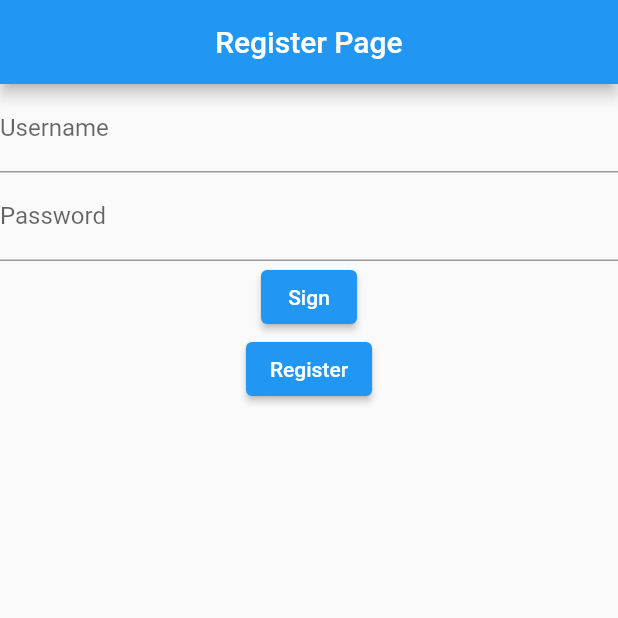
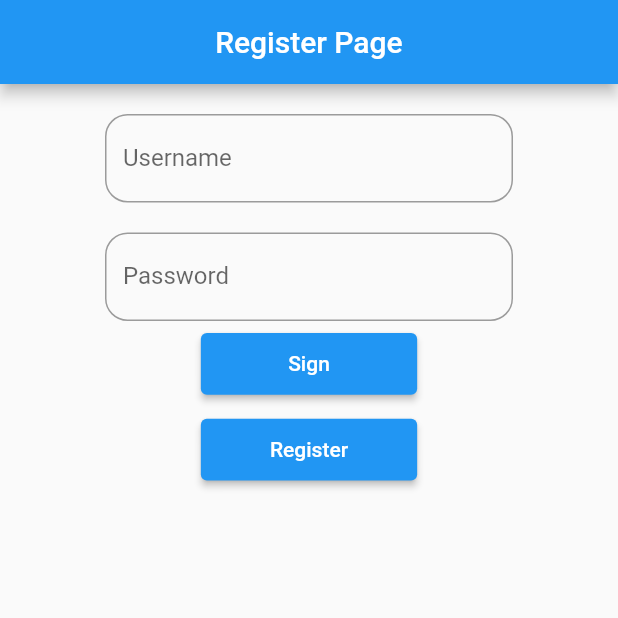
Before and after one commit to algorr/simple-note, a Flutter app: the screen it shows after launch, on a phone screen of 412 x 824 dp, the top half of it. Run offline on Flutter 3.47's test engine with Material 2 defaults, Android fonts, the phone set to English and light mode, and no system bars; our stand-ins replace equatable, flutter_bloc, hive, hive_flutter; accounts and stored records are empty.

Commit message:
widgets
some widgets are extracted

```diff
--- a/lib/blocs/home_bloc.dart
+++ b/lib/blocs/home_bloc.dart
@@ -12,20 +12,26 @@ class HomeBloc extends Bloc<HomeEvent, HomeState> {
   final TaskService _taskService;
 
   HomeBloc(this._authenticationService, this._taskService)
-      : super(const HomeInitial()) {
+      : super(const ServiceState()) {
+    //in loginstate this'll broadcast
     on<LoginEvent>((event, emit) async {
       final user = await _authenticationService.authenticateUser(
           event.username, event.password);
       if (user != null) {
         emit(LoginState(user));
-        print(user.toString());
       }
       return;
     });
 
+    on<HomeInitialEvent>((event, emit) {
+      emit(HomeInitial());
+    });
+
+    //in registerstate this'll broadcast
     on<RegisterEvent>((event, emit) async {
       final result = await _authenticationService.createUser(
           event.username, event.password);
+
       switch (result) {
         case UserCreationResult.success:
           emit(LoginState(event.username));
@@ -40,9 +46,11 @@ class HomeBloc extends Bloc<HomeEvent, HomeState> {
       }
     });
 
+    //in servicestate for initilazing this'll broadcast
     on<ServiceEvent>((event, emit) async {
       await _authenticationService.init();
       await _taskService.init();
+      emit(const HomeInitial());
     });
   }
 }
--- a/lib/blocs/home_event.dart
+++ b/lib/blocs/home_event.dart
@@ -2,6 +2,16 @@ part of 'home_bloc.dart';
 
 abstract class HomeEvent extends Equatable {
   const HomeEvent();
+}
+
+class HomeInitialEvent extends HomeEvent {
+  final String username;
+  final String password;
+
+  const HomeInitialEvent(this.username,this.password);
+
+  @override
+  List<Object?> get props => [username,password];
 }
 
 class LoginEvent extends HomeEvent {
@@ -11,7 +21,7 @@ class LoginEvent extends HomeEvent {
   const LoginEvent(this.username, this.password);
 
   @override
-  List<Object?> get props => [];
+  List<Object?> get props => [username, password];
 }
 
 class RegisterEvent extends HomeEvent {
@@ -21,10 +31,10 @@ class RegisterEvent extends HomeEvent {
   const RegisterEvent(this.username, this.password);
 
   @override
-  List<Object?> get props => [];
+  List<Object?> get props => [username, password];
 }
 
 class ServiceEvent extends HomeEvent {
   @override
-  List<Object?> get props => throw UnimplementedError();
+  List<Object?> get props => [];
 }
--- a/lib/blocs/home_state.dart
+++ b/lib/blocs/home_state.dart
@@ -6,11 +6,12 @@ abstract class HomeState extends Equatable {
 
 class HomeInitial extends HomeState {
   final String? exception;
+  final String? username;
 
-  const HomeInitial({this.exception});
+  const HomeInitial({this.exception, this.username});
 
   @override
-  List<Object?> get props => [exception];
+  List<Object?> get props => [exception,username];
 }
 
 class LoginState extends HomeState {
--- a/lib/view/auth_page.dart
+++ b/lib/view/auth_page.dart
@@ -18,29 +18,37 @@ class AuthPage extends StatelessWidget {
       ),
       body: Column(
         children: [
-          TextField(
+          Padding(
+            padding: const EdgeInsets.symmetric(horizontal: 70,vertical: 20),
+            child: TextField(
               controller: usernameController,
-            decoration: const InputDecoration(
+              decoration:  InputDecoration(border: OutlineInputBorder(borderRadius: BorderRadius.circular(15)),
                   labelText: AuthPageConsts.usernameLabelText),
               onTap: () {},
             ),
-          TextField(
+          ),
+          Padding(
+            padding: const EdgeInsets.symmetric(horizontal: 70),
+            child: TextField(
               controller: passwordController,
-            decoration: const InputDecoration(
+              decoration:  InputDecoration(border:  OutlineInputBorder(borderRadius: BorderRadius.circular(15)),
                   labelText: AuthPageConsts.passwordLabelText),
               onTap: () {},
+            ),
           ),
           AuthButton(
               buttonText: AuthPageConsts.signButtonTitle,
               onPressed: () {
                 BlocProvider.of<HomeBloc>(context).add(LoginEvent(
                     usernameController.text, passwordController.text));
+                print("SIGIN BUTTON CALISTI");
               }),
           AuthButton(
               buttonText: AuthPageConsts.registerButtonTitle,
               onPressed: () {
                 BlocProvider.of<HomeBloc>(context).add(RegisterEvent(
                     usernameController.text, passwordController.text));
+                print("REGISTER BUTTON CALISTI");
               }),
         ],
       ),
--- a/lib/view/bloc_logic.dart
+++ b/lib/view/bloc_logic.dart
@@ -1,9 +1,12 @@
 import 'package:flutter/material.dart';
 import 'package:flutter_bloc/flutter_bloc.dart';
+import 'package:hive/hive.dart';
 import 'package:untitled/blocs/home_bloc.dart';
 import 'package:untitled/view/auth_page.dart';
+import 'package:untitled/view/home_page.dart';
 import 'package:untitled/view/task_page.dart';
-
+import '../models/user.dart';
+import '../services/authentication_service.dart';
 
 class BlocLogic extends StatefulWidget {
   const BlocLogic({Key? key}) : super(key: key);
@@ -16,14 +19,18 @@ class _BlocLogicState extends State<BlocLogic> {
   @override
   Widget build(BuildContext context) {
     return Scaffold(
-      body: BlocBuilder<HomeBloc, HomeState>(
+      body: BlocConsumer<HomeBloc, HomeState>(
+        listener: (context, state) {
+          if (state is LoginState) {
+            Navigator.of(context).push(MaterialPageRoute(
+                builder: (context) => TaskPage(user: state.username)));
+          }
+        },
         builder: (context, state) {
-         if(state is HomeInitial){
-           return const AuthPage();
-         }if(state is LoginState){
-           return TaskPage(user: state.username);
-         }
-         return Container(color: Colors.red,);
+          if (state is HomeInitial) {
+          return AuthPage();
+          }
+          return const AuthPage();
         },
       ),
     );
--- a/lib/widgets/auth_button.dart
+++ b/lib/widgets/auth_button.dart
@@ -10,11 +10,18 @@ class AuthButton extends StatelessWidget {
 
   @override
   Widget build(BuildContext context) {
-    return ElevatedButton(
-      onPressed: () {
-        onPressed();
-      },
-      child: Text(buttonText),
+    return Padding(
+      padding: const EdgeInsets.all(8.0),
+      child: SizedBox(
+        width: MediaQuery.of(context).size.width*.35,
+        height:MediaQuery.of(context).size.height*.05 ,
+        child: ElevatedButton(
+          onPressed: () {
+            onPressed();
+          },
+          child: Text(buttonText),
+        ),
+      ),
     );
   }
 }
```
Also changed, not shown: lib/consts/task_page_consts.dart (+9 -1 lines), lib/services/authentication_service.dart (+9 -8 lines), lib/view/task_page.dart (+23 -11 lines), lib/widgets/text_field.dart (added, +11 -0 lines), lib/widgets/create_new_task.dart (renamed from lib/view/create_new_task.dart). Lines whose indentation alone changed are shown as unchanged.
